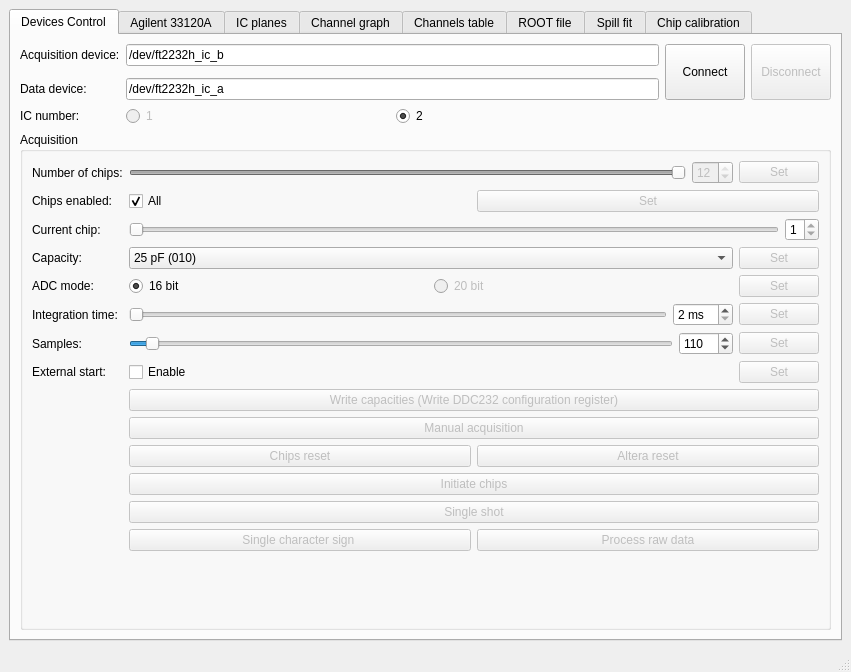
The window that mainwindow.ui (MichaelColonel/ICControl) describes before a commit, drawn with Qt 5.
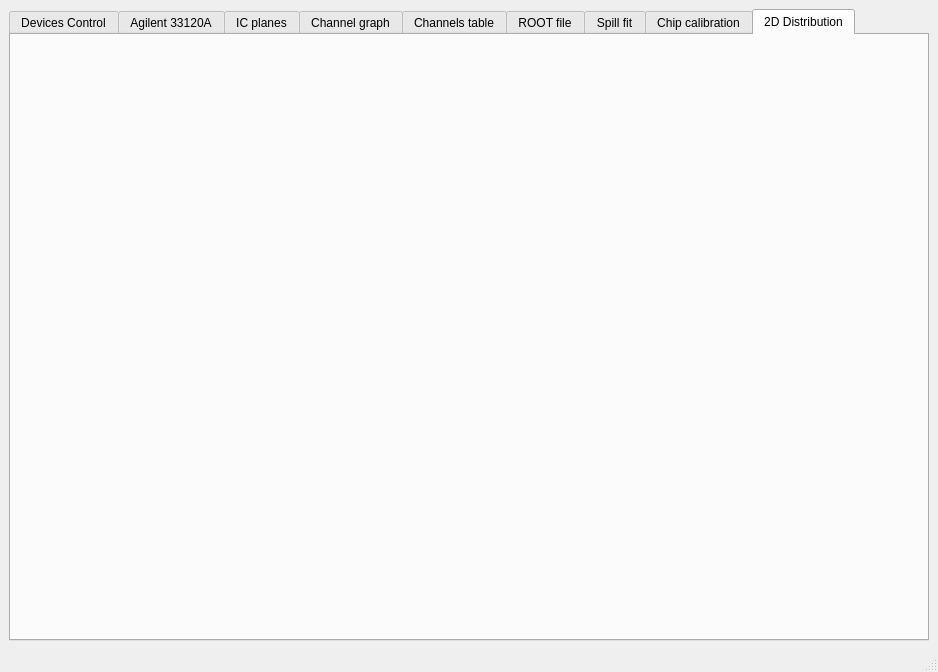
The same window after the commit. Custom widgets are drawn as their Qt base class.

Commit message: Pseudo 2D histogram

The edit to the form file:
```diff
--- a/mainwindow.ui
+++ b/mainwindow.ui
@@ -6,7 +6,7 @@
    <rect>
     <x>0</x>
     <y>0</y>
-    <width>851</width>
+    <width>938</width>
     <height>672</height>
    </rect>
   </property>
@@ -18,7 +18,7 @@
     <item row="0" column="0">
      <widget class="QTabWidget" name="tabWidget">
       <property name="currentIndex">
-       <number>0</number>
+       <number>8</number>
       </property>
       <widget class="QWidget" name="control">
        <attribute name="title">
@@ -1774,6 +1774,35 @@
         </item>
        </layout>
       </widget>
+      <widget class="QWidget" name="tab_7">
+       <property name="sizePolicy">
+        <sizepolicy hsizetype="Preferred" vsizetype="Preferred">
+         <horstretch>0</horstretch>
+         <verstretch>0</verstretch>
+        </sizepolicy>
+       </property>
+       <attribute name="title">
+        <string>2D Distribution</string>
+       </attribute>
+       <layout class="QGridLayout" name="gridLayout_21">
+        <item row="0" column="0">
+         <widget class="QRootCanvas" name="RootCanvas_2D" native="true">
+          <property name="sizePolicy">
+           <sizepolicy hsizetype="Fixed" vsizetype="Fixed">
+            <horstretch>0</horstretch>
+            <verstretch>0</verstretch>
+           </sizepolicy>
+          </property>
+          <property name="minimumSize">
+           <size>
+            <width>500</width>
+            <height>500</height>
+           </size>
+          </property>
+         </widget>
+        </item>
+       </layout>
+      </widget>
      </widget>
     </item>
    </layout>
```
Left out of the diff: 4 changed lines with no effect on the pictures. The commit also changes 2 other files.
